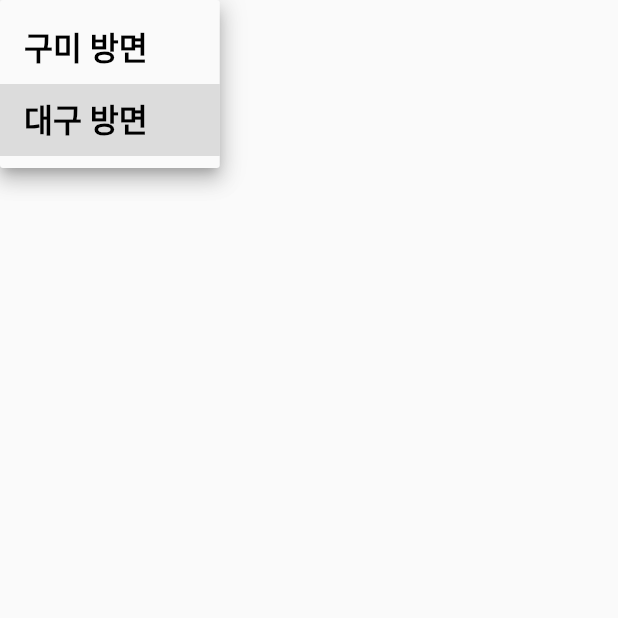
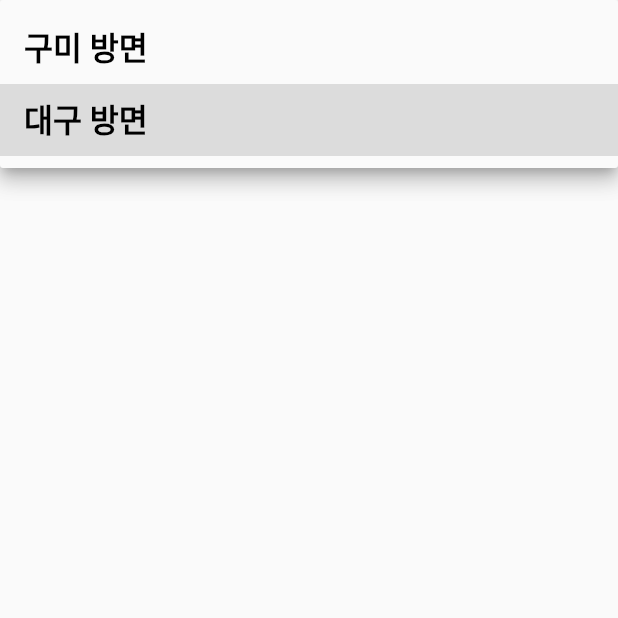
Before and after one commit to qkrwnstlr/kumoh_school_bus, a Flutter app: the _MainPage screen opened directly with empty values, after a tap on "대구 방면", on a phone screen of 412 x 824 dp, the top half of it. Run offline on Flutter 3.47's test engine with Material 2 defaults, Android fonts, the phone set to English and light mode, and no system bars; our stand-ins replace flutter_dotenv.

Commit message:
design : change outlined dropdown menu to vanilla dropdown menu

```diff
--- a/lib/view/common/commons.dart
+++ b/lib/view/common/commons.dart
@@ -4,4 +4,4 @@ export 'titled_text_form.dart';
 export 'central_outlined_button.dart';
 export 'vanilla_text_field.dart';
 export 'app_logo.dart';
-export 'underlined_dropdown_menu.dart';
+export 'vanilla_dropdown_menu.dart';
--- a/lib/view/common/underlined_dropdown_menu.dart
+++ b/lib/view/common/vanilla_dropdown_menu.dart
@@ -1,12 +1,12 @@
 import 'package:flutter/material.dart';
 import 'package:kumoh_school_bus/theme/text_style_theme.dart';
 
-class UnderlinedDropdownMenu<T> extends StatelessWidget {
+class VanillaDropdownMenu<T> extends StatelessWidget {
   final T value;
   final List<T> items;
   final void Function(dynamic) onChanged;
 
-  const UnderlinedDropdownMenu({
+  const VanillaDropdownMenu({
     Key? key,
     required this.value,
     required this.items,
@@ -23,6 +23,8 @@ class UnderlinedDropdownMenu<T> extends StatelessWidget {
               child: Text(e.toString(), style: TextStyleTheme.textMainStyleMiddle)))
           .toList(),
       onChanged: onChanged,
+      underline: Container(),
+      isExpanded: true,
     );
   }
 }
--- a/lib/view/main_view.dart
+++ b/lib/view/main_view.dart
@@ -35,7 +35,7 @@ class _MainPageState extends State<_MainPage> {
   @override
   Widget build(BuildContext context) {
     return Scaffold(
-      body: UnderlinedDropdownMenu(
+      body: VanillaDropdownMenu(
         value: _viewModel.direction,
         items: Direction.values,
         onChanged: _viewModel.onDirectionChange,
```
